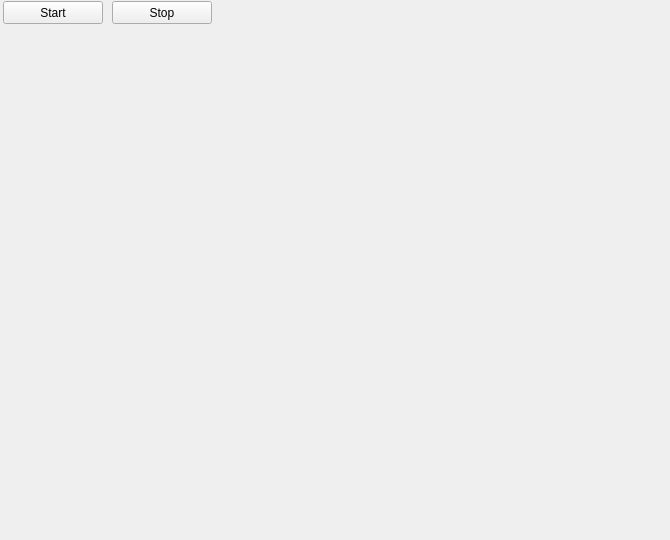
First picture: the form in src/monitor-qt/monitorform.ui, repository hhetter/smbtatools, before the edit.
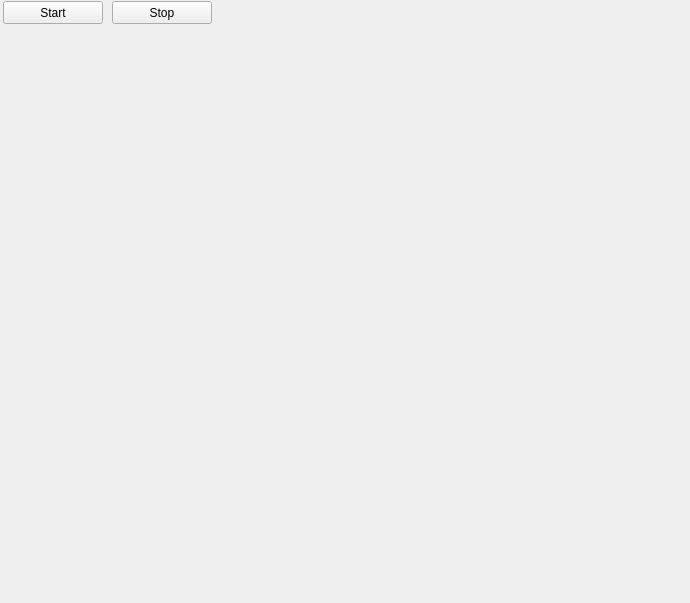
Second picture: the form after the edit.

Commit message: Updated windowmanager design and resizing behaviour

```diff
--- a/src/monitor-qt/monitorform.ui
+++ b/src/monitor-qt/monitorform.ui
@@ -6,8 +6,8 @@
    <rect>
     <x>0</x>
     <y>0</y>
-    <width>670</width>
-    <height>540</height>
+    <width>690</width>
+    <height>603</height>
    </rect>
   </property>
   <property name="minimumSize">
```
The commit also changes 3 other files.
